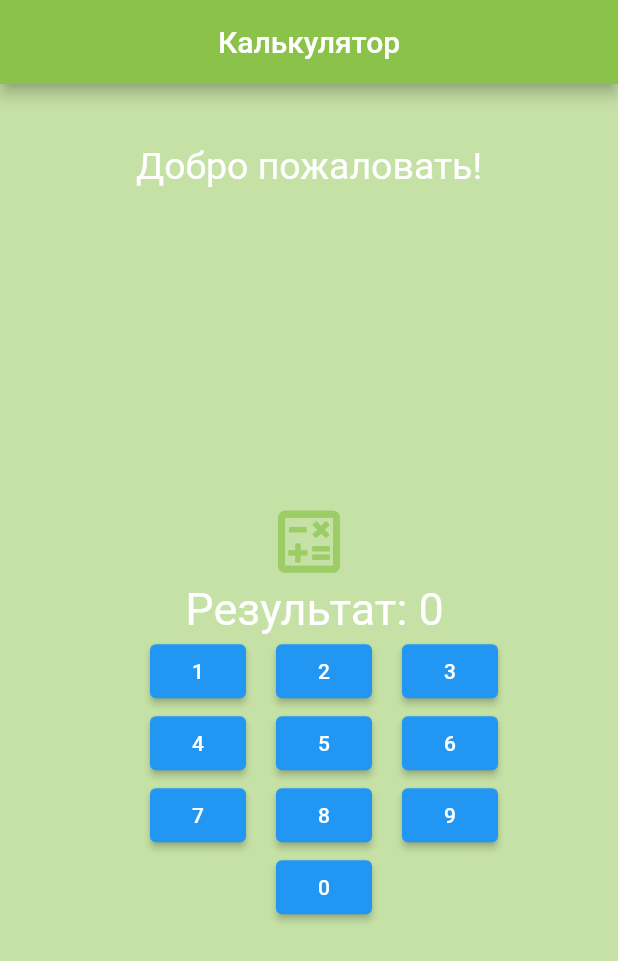
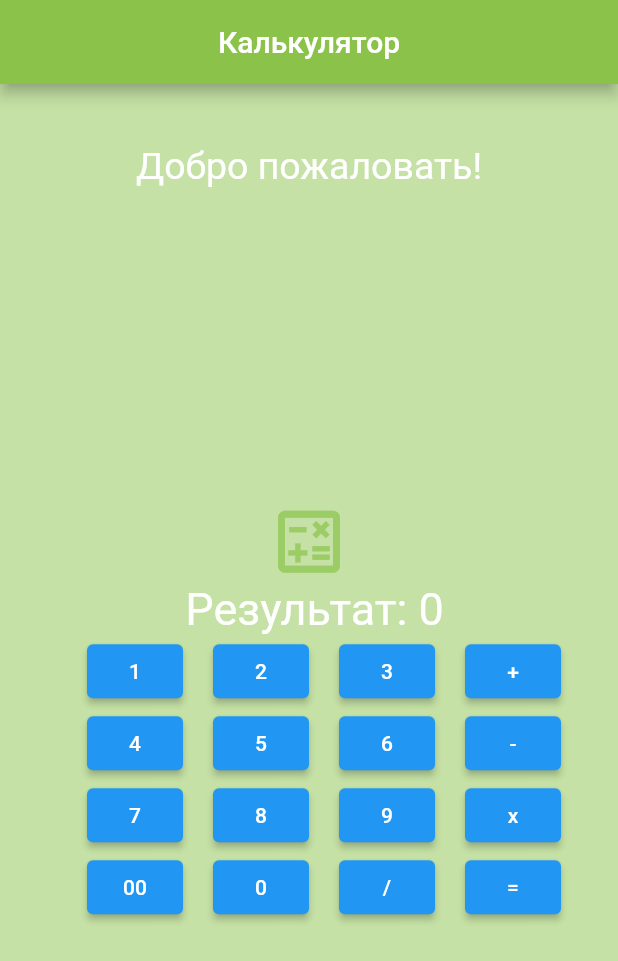
Before and after one commit to EgorTihomirov/calculator, a Flutter app: the screen it shows after launch, on a phone screen of 412 x 824 dp. Shown: the top 961 px of the screen. Run offline on Flutter 3.47's test engine with Material 2 defaults, Android fonts, the phone set to English and light mode, and no system bars.

Commit message:
Добавил кнопки

```diff
--- a/lib/main.dart
+++ b/lib/main.dart
@@ -75,6 +75,14 @@ class _MyfirstprojectState extends State<Myfirstproject> {
                     bottom: 30,
                   )),
                   ElevatedButton(onPressed: () {}, child: Text("3")),
+                  Padding(
+                      padding: EdgeInsets.only(
+                    top: 10,
+                    left: 10,
+                    right: 10,
+                    bottom: 30,
+                  )),
+                  ElevatedButton(onPressed: () {}, child: Text("+")),
                 ],
               ),
               Row(
@@ -103,7 +111,15 @@ class _MyfirstprojectState extends State<Myfirstproject> {
                     right: 10,
                     bottom: 30,
                   )),
-                  ElevatedButton(onPressed: () {}, child: Text("6"))
+                  ElevatedButton(onPressed: () {}, child: Text("6")),
+                  Padding(
+                      padding: EdgeInsets.only(
+                    top: 10,
+                    left: 10,
+                    right: 10,
+                    bottom: 30,
+                  )),
+                  ElevatedButton(onPressed: () {}, child: Text("-")),
                 ],
               ),
               Row(
@@ -132,7 +148,15 @@ class _MyfirstprojectState extends State<Myfirstproject> {
                     right: 10,
                     bottom: 10,
                   )),
-                  ElevatedButton(onPressed: () {}, child: Text("9"))
+                  ElevatedButton(onPressed: () {}, child: Text("9")),
+                  Padding(
+                      padding: EdgeInsets.only(
+                    top: 10,
+                    left: 10,
+                    right: 10,
+                    bottom: 30,
+                  )),
+                  ElevatedButton(onPressed: () {}, child: Text("x")),
                 ],
               ),
               Row(
@@ -140,12 +164,36 @@ class _MyfirstprojectState extends State<Myfirstproject> {
                 children: [
                   Padding(
                       padding: EdgeInsets.only(
+                    top: 10,
+                    left: 10,
+                    right: 10,
+                    bottom: 30,
+                  )),
+                  ElevatedButton(onPressed: () {}, child: Text("00")),
+                  Padding(
+                      padding: EdgeInsets.only(
                     top: 30,
                     left: 10,
                     right: 10,
                     bottom: 10,
                   )),
-                  ElevatedButton(onPressed: () {}, child: Text("0"))
+                  ElevatedButton(onPressed: () {}, child: Text("0")),
+                  Padding(
+                      padding: EdgeInsets.only(
+                    top: 10,
+                    left: 10,
+                    right: 10,
+                    bottom: 30,
+                  )),
+                  ElevatedButton(onPressed: () {}, child: Text("/")),
+                  Padding(
+                      padding: EdgeInsets.only(
+                    top: 10,
+                    left: 10,
+                    right: 10,
+                    bottom: 30,
+                  )),
+                  ElevatedButton(onPressed: () {}, child: Text("=")),
                 ],
               ),
               Spacer(),
```
Also changed, not shown: 1 other file.
